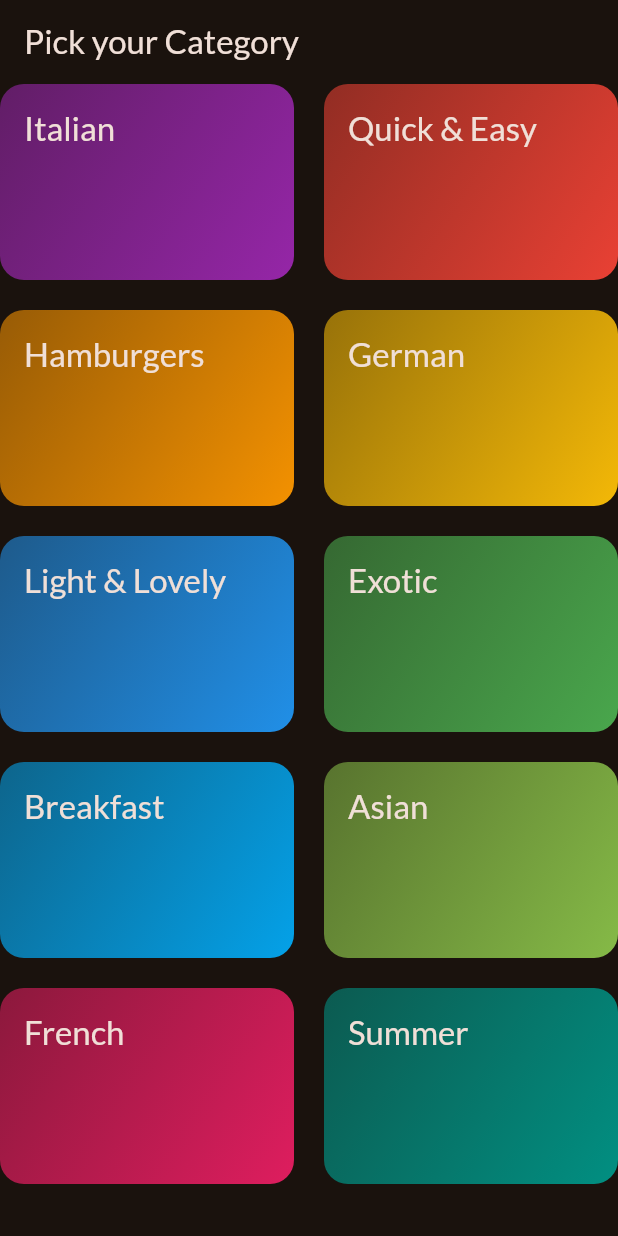
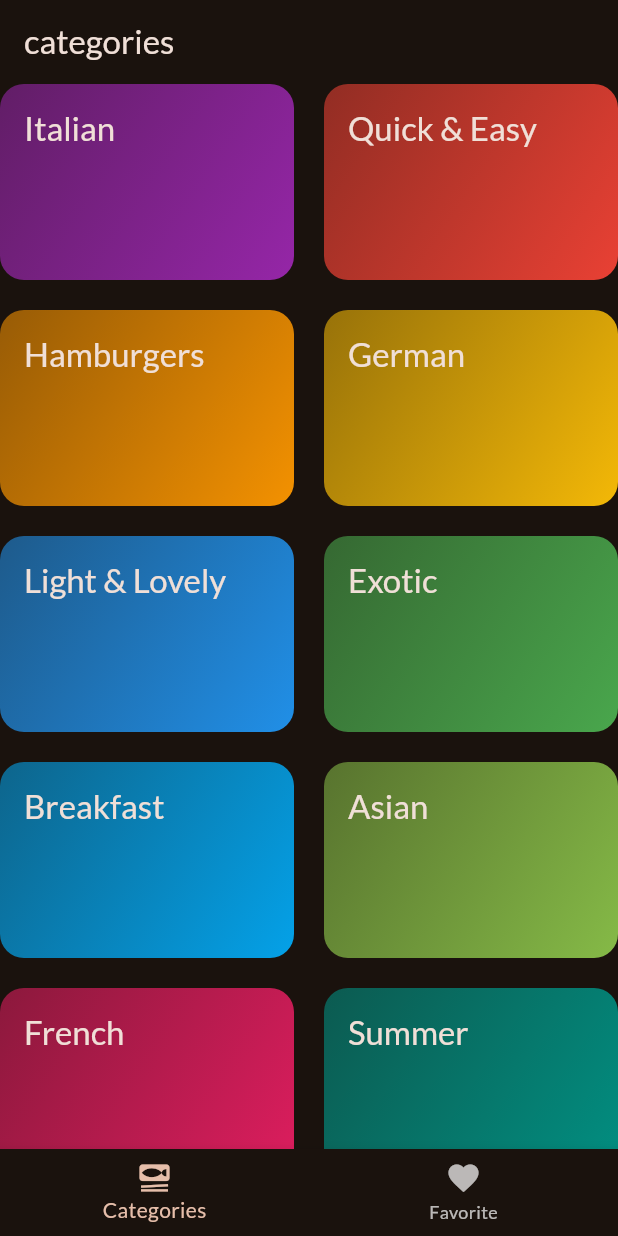
Before and after one commit to Kapil-Bhardwaj/Meals, a Flutter app: the screen it shows after launch, on a phone screen of 412 x 824 dp. Run offline on Flutter 3.47's test engine with Material 3 defaults, Android fonts, the phone set to English and light mode, and no system bars; our stand-ins replace google_fonts, transparent_image.

Commit message:
Added Bottom Tab bar functionality

```diff
--- a/lib/main.dart
+++ b/lib/main.dart
@@ -2,6 +2,7 @@ import 'package:flutter/material.dart';
 
 import 'package:google_fonts/google_fonts.dart';
 import 'package:meals/screens/categories.dart';
+import 'package:meals/screens/tabs.dart';
 
 final theme = ThemeData(
   useMaterial3: true,
@@ -25,7 +26,7 @@ class App extends StatelessWidget {
 
     return MaterialApp(
       theme: theme,
-      home: const CategoryScreen(),
+      home: const TabScreen(),
     );
   }
 }
--- a/lib/screens/categories.dart
+++ b/lib/screens/categories.dart
@@ -21,11 +21,7 @@ class CategoryScreen extends StatelessWidget {
 
   @override
   Widget build(BuildContext context) {
-    return Scaffold(
-      appBar: AppBar(
-        title: const Text("Pick your Category"),
-      ),
-      body: GridView(
+    return  GridView(
         gridDelegate: const SliverGridDelegateWithFixedCrossAxisCount(
           crossAxisCount: 2,
           childAspectRatio: 1.5,
@@ -42,7 +38,6 @@ class CategoryScreen extends StatelessWidget {
                 },
             )
         ],
-      ),
     );
   }
 }
--- /dev/null
+++ b/lib/screens/tabs.dart
@@ -0,0 +1,53 @@
+import 'package:flutter/material.dart';
+import 'package:meals/main.dart';
+import 'package:meals/screens/categories.dart';
+import 'package:meals/screens/meals.dart';
+
+class TabScreen extends StatefulWidget{
+  const TabScreen({super.key});
+
+  @override
+  State<TabScreen> createState(){
+    return _TabScreen();
+  }
+}
+
+class _TabScreen extends State<TabScreen>{
+
+  int _selectedPageIndex = 0;
+
+  void _selectPage(int index){
+    setState(() {
+      _selectedPageIndex = index ;
+    });
+  }
+
+ @override
+  Widget build(BuildContext context) {
+
+    Widget activeScreen = const CategoryScreen();
+    String activePageTitle = "categories" ;
+
+    if(_selectedPageIndex == 1 ){
+      activeScreen = MealsScreen( meals: []);
+      activePageTitle = "Your Favorite";
+    }
+
+    return Scaffold(
+      appBar: AppBar(
+        title:   Text(activePageTitle),
+
+      ),
+      body: activeScreen,
+
+      bottomNavigationBar: BottomNavigationBar(
+        onTap: _selectPage,
+        currentIndex: _selectedPageIndex,
+        items: const [
+          BottomNavigationBarItem(icon: Icon(Icons.set_meal), label: "Categories"),
+          BottomNavigationBarItem(icon: Icon(Icons.favorite), label: "Favorite"),
+        ],
+      ),
+    );
+  }
+}
--- a/lib/widgets/meal_item.dart
+++ b/lib/widgets/meal_item.dart
@@ -42,7 +42,7 @@ class MealItem extends StatelessWidget {
             FadeInImage(
               placeholder: MemoryImage(kTransparentImage),
               image: NetworkImage(meal.imageUrl),
-              height: 200,
+              height: MediaQuery.of(context).size.height * 0.40,
               width: double.infinity,
               fit: BoxFit.cover,
             ),
```
Also changed, not shown: lib/screens/meals.dart (+36 -20 lines), 4 other files.
